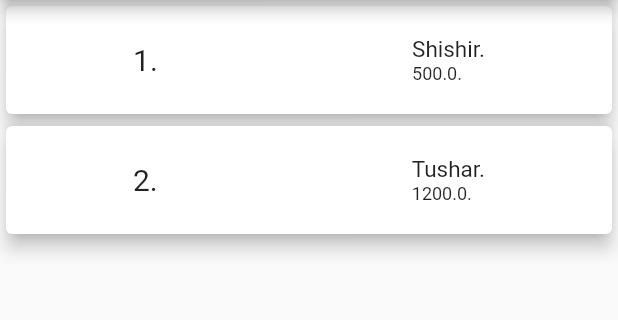
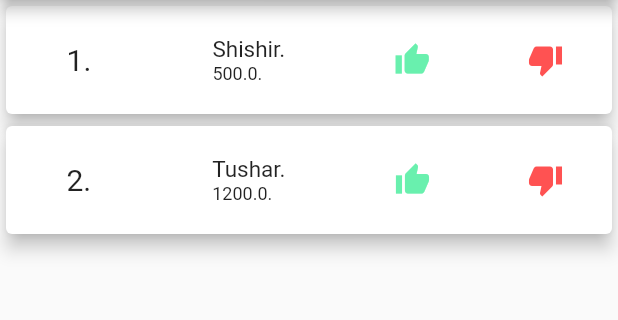
Before and after one commit to Shaheduzzaman67/FlutterBloc_Workermanagement, a Flutter app: the screen it shows after launch, on a phone screen of 412 x 824 dp, the part 84-404 px from its top. Run offline on Flutter 3.47's test engine with Material 2 defaults, Android fonts, the phone set to English and light mode, and no system bars.

Commit message:
state management

```diff
--- a/lib/homePage.dart
+++ b/lib/homePage.dart
@@ -58,6 +58,20 @@ class _HomePageState extends State<HomePage> {
                               )
                             ],
                           ),
+                        ),
+                        Container(
+                          child: IconButton(
+                            icon: Icon(Icons.thumb_up),
+                            color: Colors.greenAccent,
+                            onPressed: (){},
+                          ),
+                        ),
+                        Container(
+                          child: IconButton(
+                            icon: Icon(Icons.thumb_down),
+                            color: Colors.redAccent,
+                            onPressed: (){},
+                          ),
                         )
                       ],
                     ),
```
